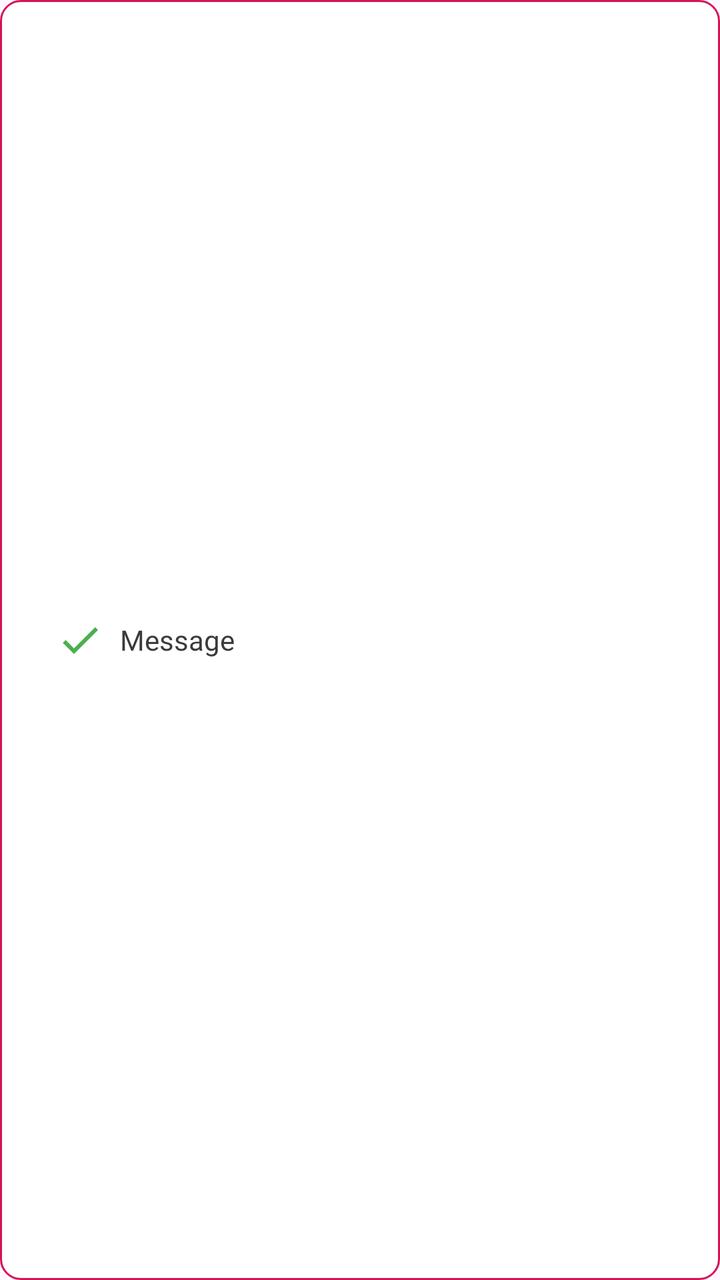
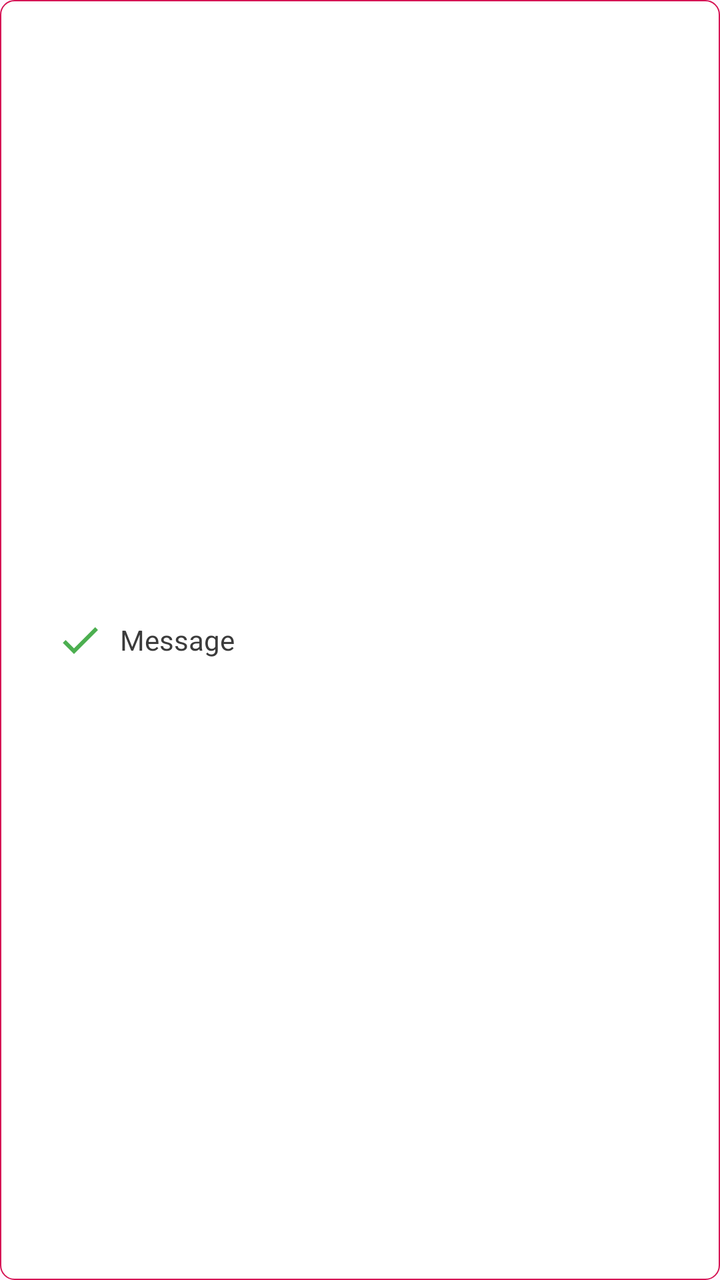

Screens rendered from an Android XML layout before and after an edit, with the pre-edit source and the edit as a unified diff.
<!-- AndroidManifest.xml: application theme Theme.FoodCouriers -->
<!-- res/layout/layout_custom_toast.xml -->
<?xml version="1.0" encoding="utf-8"?>
<LinearLayout xmlns:android="http://schemas.android.com/apk/res/android"
    xmlns:app="http://schemas.android.com/apk/res-auto"
    android:id="@+id/toast_root"
    android:layout_width="match_parent"
    android:layout_height="wrap_content"
    android:background="@drawable/bg_custom_toast"
    android:gravity="center_vertical"
    android:orientation="horizontal"
    android:padding="12dp">

    <ImageView
        android:id="@+id/imgToastIcon"
        android:layout_width="24dp"
        android:layout_height="24dp"
        android:layout_marginStart="16dp"
        android:layout_marginEnd="8dp"
        android:contentDescription="@string/app_name"
        android:src="@drawable/ic_check"
        app:tint="@color/green" />

    <TextView
        android:id="@+id/tvToastMessage"
        android:layout_width="0dp"
        android:layout_height="wrap_content"
        android:layout_marginEnd="16dp"
        android:layout_weight="1"
        android:maxLines="3"
        android:text="@string/message"
        android:textColor="#3B3B3B"
        android:textSize="14sp" />

</LinearLayout>
<!-- resources referenced by this layout -->
<resources>
  <color name="green">#4CAF50</color>
  <!-- drawable bg_custom_toast (drawable) -->
  <?xml version="1.0" encoding="utf-8"?>
  <shape xmlns:android="http://schemas.android.com/apk/res/android"
      android:shape="rectangle">
  
      <solid android:color="@android:color/white" />
  
      <stroke
          android:width="1dp"
          android:color="#D61355" />
  
      <corners android:radius="10dp" />
  </shape>
  <!-- drawable ic_check (drawable) -->
  <?xml version="1.0" encoding="utf-8"?>
  <vector xmlns:android="http://schemas.android.com/apk/res/android"
      android:width="24dp"
      android:height="24dp"
      android:viewportWidth="24"
      android:viewportHeight="24">
  
      <path
          android:fillColor="@color/green"
          android:pathData="M9,16.17L4.83,12l-1.42,1.41L9,19 21,7l-1.41,-1.41z" />
  
  </vector>
  <string name="app_name">FoodCouriers</string>
  <string name="message">Message</string>
  <style name="Theme.FoodCouriers" parent="Base.Theme.FoodCouriers" />
  <style name="Base.Theme.FoodCouriers" parent="Theme.Material3.DayNight.NoActionBar">
          
          <item name="colorPrimary">@color/primary</item>
          <item name="colorPrimaryVariant">@color/primary</item>
          <item name="colorOnPrimary">@color/white</item>
          
          <item name="colorSecondary">@color/pink</item>
          <item name="colorSecondaryVariant">@color/pink</item>
          <item name="colorOnSecondary">@color/black</item>
          
          <item name="android:statusBarColor">?attr/colorPrimaryVariant</item>
  
          
          <item name="colorControlActivated">@color/primary</item>
          <item name="android:textColorHighlight">@color/pink</item>
      </style>
  <color name="primary">#D61355</color>
  <color name="white">#FFFFFF</color>
  <color name="pink">#FFF0F0</color>
  <color name="black">#FF000000</color>
</resources>

<!-- the commit's change to res/layout/layout_custom_toast.xml (unified diff, before → after) -->
@@ -4,7 +4,7 @@
     android:id="@+id/toast_root"
     android:layout_width="match_parent"
     android:layout_height="wrap_content"
-    android:background="@drawable/bg_custom_toast"
+    android:background="@drawable/bg_button_outline_primary"
     android:gravity="center_vertical"
     android:orientation="horizontal"
     android:padding="12dp">
<!-- resource entries referenced after the edit -->
@@ -1,18 +1,13 @@
 <!-- resources referenced by this layout -->
 <resources>
   <color name="green">#4CAF50</color>
-  <!-- drawable bg_custom_toast (drawable) -->
+  <!-- drawable bg_button_outline_primary (drawable) -->
   <?xml version="1.0" encoding="utf-8"?>
   <shape xmlns:android="http://schemas.android.com/apk/res/android"
       android:shape="rectangle">
-  
       <solid android:color="@android:color/white" />
-  
-      <stroke
-          android:width="1dp"
-          android:color="#D61355" />
-  
-      <corners android:radius="10dp" />
+      <stroke android:width="0.7dp" android:color="@color/primary" />
+      <corners android:radius="7dp" />
   </shape>
   <!-- drawable ic_check (drawable) -->
   <?xml version="1.0" encoding="utf-8"?>
